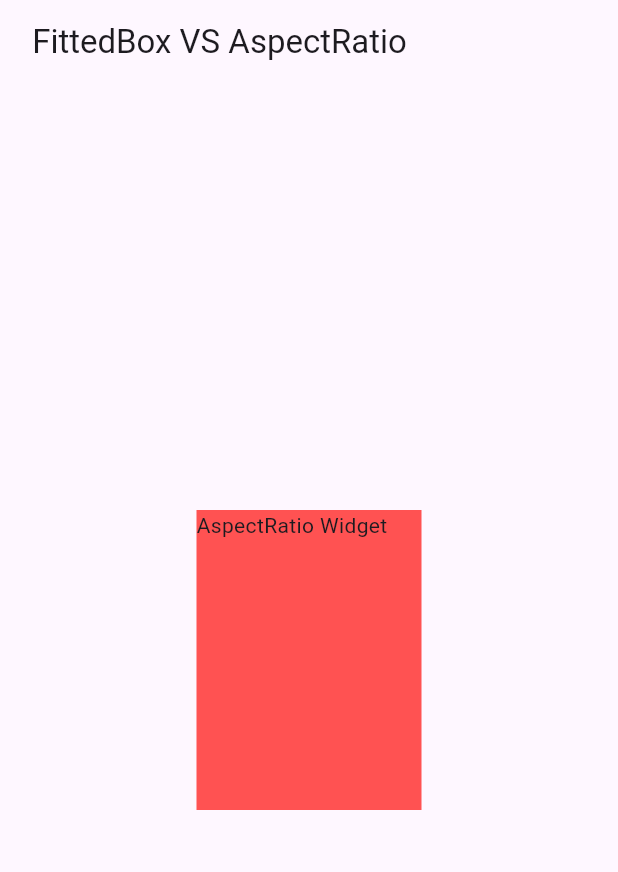
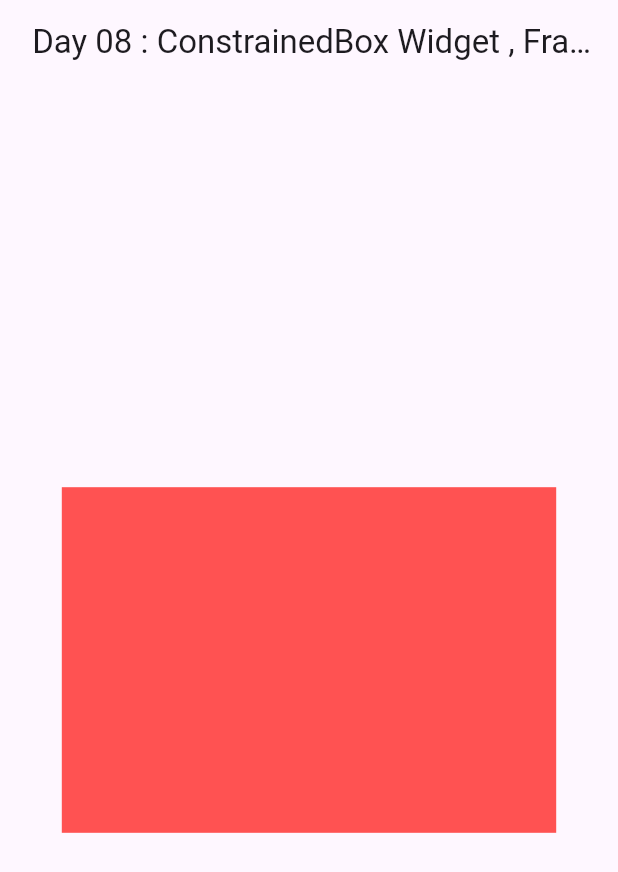
Before and after one commit to amhimel/widget-mastery-bangla, a Flutter app: the screen it shows after launch, on a phone screen of 412 x 824 dp. Shown: the top 872 px of the screen. Run offline on Flutter 3.47's test engine with Material 3 defaults, Android fonts, the phone set to English and light mode, and no system bars.

Commit message:
day-08-ConstrainedBox-&-FractionallySizedBox

```diff
--- a/lib/main.dart
+++ b/lib/main.dart
@@ -10,15 +10,17 @@ class HomePage extends StatelessWidget {
   @override
   Widget build(BuildContext context) {
     return Scaffold(
-      appBar: AppBar(title: Text(' FittedBox VS AspectRatio ')),
+      appBar: AppBar(
+        title: Text(
+          ' Day 08 : ConstrainedBox Widget , FractionallySizedBox Widget',
+        ),
+      ),
       body: Center(
-        child: Container(
-          height: 200,
-          width: 150,
-          color: Colors.redAccent,
-          child: AspectRatio(aspectRatio: 1/1,child: Text("AspectRatio Widget"),)
-
-        )
+        child: FractionallySizedBox(
+          widthFactor: 0.8,
+          heightFactor: 0.3,
+          child: Container(height: 200, width: 150, color: Colors.redAccent),
+        ),
       ),
     );
   }
```
